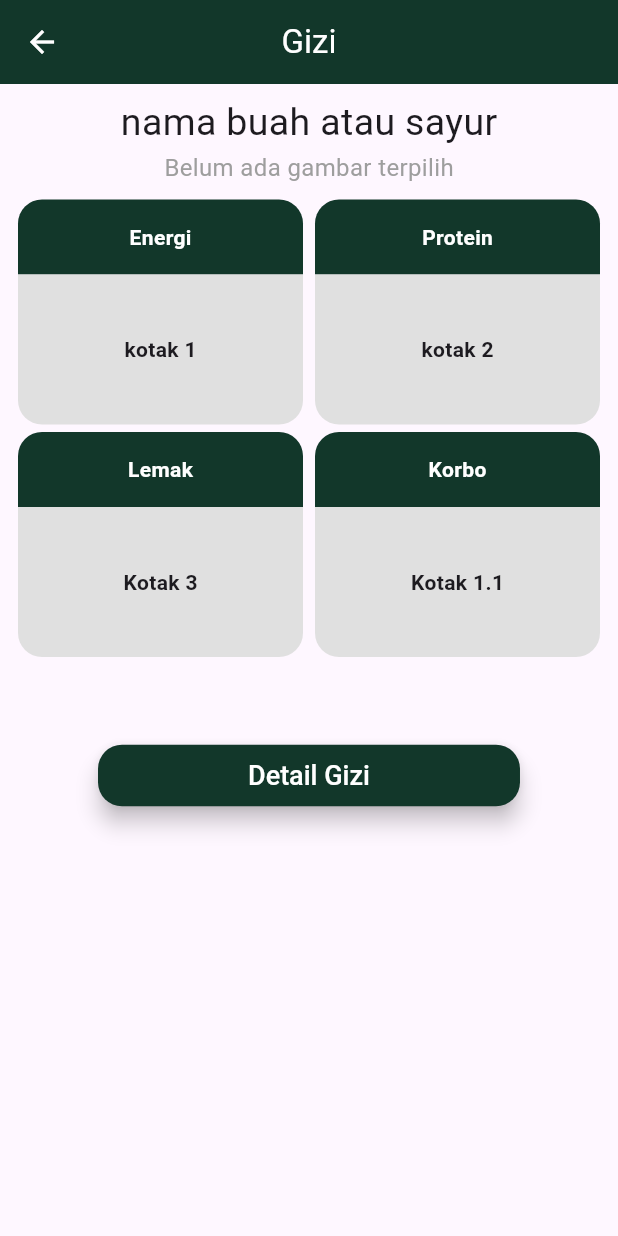
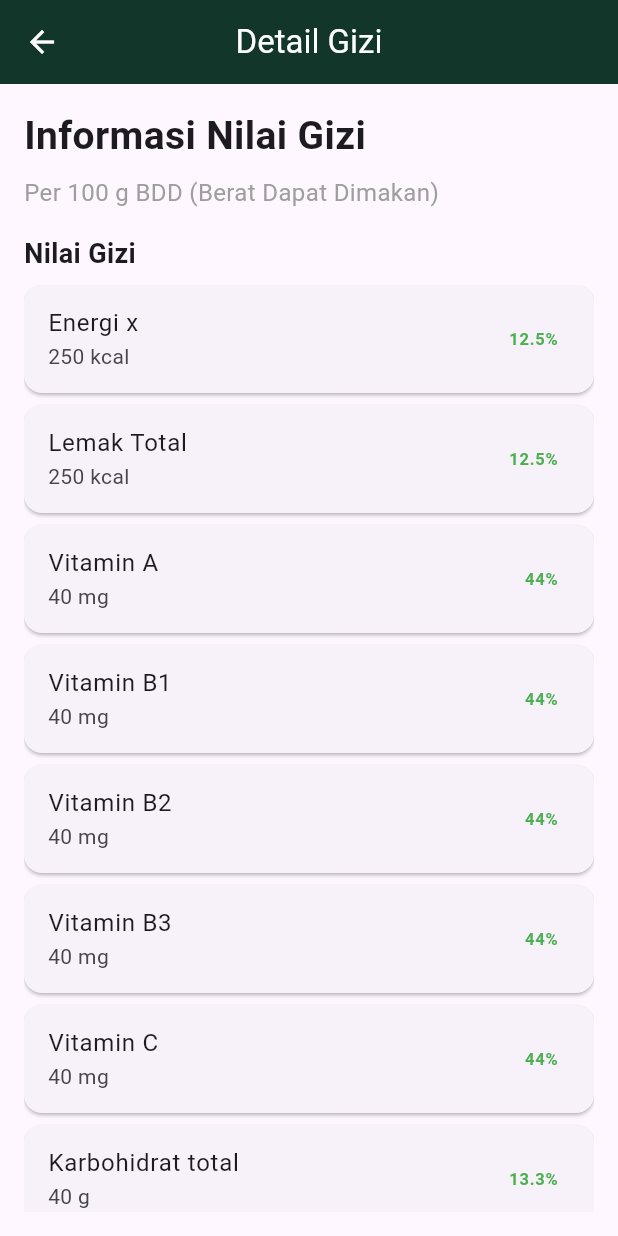
Before and after one commit to adiyuda46/mobile_nutrisnap, a Flutter app: the GiziSrceen screen opened by its route, after a tap on "Detail Gizi", on a phone screen of 412 x 824 dp. Run offline on Flutter 3.47's test engine with Material 3 defaults, Android fonts, the phone set to English and light mode, and no system bars; our stand-ins replace bloc, flutter_bloc, go_router, image_picker.

Commit message:
[dev][adiyuda][create ui]

```diff
--- a/lib/page/srceens/gizi/gizi_detail_screen.dart
+++ b/lib/page/srceens/gizi/gizi_detail_screen.dart
@@ -0,0 +1,104 @@
+import 'package:flutter/material.dart';
+import 'package:go_router/go_router.dart';
+import 'package:nutrisnap_mobile/utils/color.dart';
+
+// Contoh data dummy (bisa diganti dengan data real dari model atau API)
+ final List<Map<String, dynamic>> giziData = [
+  {'nama': 'Energi x', 'nilai': '250', 'satuan': 'kcal', 'persenAKG': '12.5%'},
+  {'nama': 'Lemak Total', 'nilai': '250', 'satuan': 'kcal', 'persenAKG': '12.5%'},
+  {'nama': 'Vitamin A', 'nilai': '40', 'satuan': 'mg', 'persenAKG': '44%'},
+  {'nama': 'Vitamin B1', 'nilai': '40', 'satuan': 'mg', 'persenAKG': '44%'},
+  {'nama': 'Vitamin B2', 'nilai': '40', 'satuan': 'mg', 'persenAKG': '44%'},
+  {'nama': 'Vitamin B3', 'nilai': '40', 'satuan': 'mg', 'persenAKG': '44%'},
+  {'nama': 'Vitamin C', 'nilai': '40', 'satuan': 'mg', 'persenAKG': '44%'},
+  {'nama': 'Karbohidrat total', 'nilai': '40', 'satuan': 'g', 'persenAKG': '13.3%'},
+  {'nama': 'Protein', 'nilai': '15', 'satuan': 'g', 'persenAKG': '30%'},
+  {'nama': 'Serat pangan', 'nilai': '40', 'satuan': 'mg', 'persenAKG': '44%'},
+  {'nama': 'Kalsium', 'nilai': '40', 'satuan': 'mg', 'persenAKG': '44%'},
+  {'nama': 'Fosfor', 'nilai': '40', 'satuan': 'mg', 'persenAKG': '44%'},
+  {'nama': 'Natrium', 'nilai': '40', 'satuan': 'mg', 'persenAKG': '44%'},
+  {'nama': 'Kalium', 'nilai': '40', 'satuan': 'mg', 'persenAKG': '44%'},
+  {'nama': 'Tembaga', 'nilai': '40', 'satuan': 'mg', 'persenAKG': '44%'},
+  {'nama': 'Besi', 'nilai': '40', 'satuan': 'mg', 'persenAKG': '44%'},
+  {'nama': 'Seng', 'nilai': '40', 'satuan': 'mg', 'persenAKG': '44%'},
+  {'nama': 'B-Karoten', 'nilai': '40', 'satuan': 'mg', 'persenAKG': '44%'},
+  {'nama': 'Karoten', 'nilai': '40', 'satuan': 'mg', 'persenAKG': '44%'},
+  {'nama': 'Air', 'nilai': '40', 'satuan': 'mg', 'persenAKG': '44%'},
+
+];
+
+
+  // Tambah item lain sesuai kebutuhan
+
+
+class GiziDetailScreen extends StatefulWidget {
+  const GiziDetailScreen({super.key});
+
+  @override
+  State<GiziDetailScreen> createState() => _GiziDetailScreenState();
+}
+
+class _GiziDetailScreenState extends State<GiziDetailScreen> {
+  @override
+  Widget build(BuildContext context) {
+    return Scaffold(
+      appBar: AppBar(
+        title: const Text(
+          'Detail Gizi',
+          style: TextStyle(color: Colors.white),
+        ),
+        backgroundColor: NutrisnapColors.primary,
+        centerTitle: true,
+        leading: IconButton(
+          icon: const Icon(Icons.arrow_back, color: Colors.white),
+          onPressed: () => context.pop(),
+        ),
+      ),
+      body: Padding(
+        padding: const EdgeInsets.all(16.0),
+        child: Column(
+          crossAxisAlignment: CrossAxisAlignment.start,
+          children: [
+            const Text(
+              "Informasi Nilai Gizi",
+              style: TextStyle(fontSize: 26, fontWeight: FontWeight.bold),
+            ),
+            const SizedBox(height: 8),
+            const Text(
+              "Per 100 g BDD (Berat Dapat Dimakan)",
+              style: TextStyle(fontSize: 16, color: Colors.grey),
+            ),
+            const SizedBox(height: 16),
+            const Text(
+              "Nilai Gizi",
+              style: TextStyle(fontSize: 18, fontWeight: FontWeight.w600),
+            ),
+            const SizedBox(height: 8),
+            Expanded(
+              child: ListView.builder(
+                itemCount: giziData.length,
+                itemBuilder: (context, index) {
+                  final data = giziData[index];
+                  return Card(
+                    margin: const EdgeInsets.only(bottom: 8),
+                    child: ListTile(
+                      title: Text(data['nama']),
+                      subtitle: Text('${data['nilai']} ${data['satuan']}'),
+                      trailing: Text(
+                        data['persenAKG'],
+                        style: const TextStyle(
+                          fontWeight: FontWeight.bold,
+                          color: Colors.green,
+                        ),
+                      ),
+                    ),
+                  );
+                },
+              ),
+            ),
+          ],
+        ),
+      ),
+    );
+  }
+}
--- a/lib/page/srceens/gizi/gizi_srceen.dart
+++ b/lib/page/srceens/gizi/gizi_srceen.dart
@@ -280,7 +280,9 @@ class _GiziSrceenState extends State<GiziSrceen> {
                   ),
                   CustomElevatedButton(
                     label: 'Detail Gizi',
-                    onPressed: () {},
+                    onPressed: () {
+                      context.pushNamed('gizi_detail');
+                    },
                     backgroundColor: NutrisnapColors.primary,
                     horizontalPadding: 100,
                     verticalPadding: 10,
--- a/lib/page/srceens/home/homeScreen.dart
+++ b/lib/page/srceens/home/homeScreen.dart
@@ -114,26 +114,26 @@ class _HomeScreenState extends State<HomeScreen> {
                           backgroundColor: NutrisnapColors.primary,
                           textColor: Colors.white,
                         ),
-                        MenuButton(
-                          icon: Icons.help_outline,
-                          label: 'HELP',
-                          onPressed: () {
-                            context.pushNamed(
-                                'help'); // 💡 Sekarang aman jika 'home' punya name
-                          },
-                          backgroundColor: NutrisnapColors.primary,
-                          textColor: Colors.white,
-                        ),
-                        MenuButton(
-                          icon: Icons.info_outline,
-                          label: 'INFO',
-                          onPressed: () {
-                            context.push(
-                                '/info'); // 💡 Cukup jika rute /home ada di GoRouter
-                          },
-                          backgroundColor: NutrisnapColors.primary,
-                          textColor: Colors.white,
-                        ),
+                        // MenuButton(
+                        //   icon: Icons.help_outline,
+                        //   label: 'HELP',
+                        //   onPressed: () {
+                        //     context.pushNamed(
+                        //         'help'); // 💡 Sekarang aman jika 'home' punya name
+                        //   },
+                        //   backgroundColor: NutrisnapColors.primary,
+                        //   textColor: Colors.white,
+                        // ),
+                        // MenuButton(
+                        //   icon: Icons.info_outline,
+                        //   label: 'INFO',
+                        //   onPressed: () {
+                        //     context.push(
+                        //         '/info'); // 💡 Cukup jika rute /home ada di GoRouter
+                        //   },
+                        //   backgroundColor: NutrisnapColors.primary,
+                        //   textColor: Colors.white,
+                        // ),
                       ],
                     ),
                   ),
--- a/lib/router/router.dart
+++ b/lib/router/router.dart
@@ -3,6 +3,7 @@ import 'dart:io';
 import 'package:flutter/material.dart';
 import 'package:go_router/go_router.dart';
 import 'package:nutrisnap_mobile/page/srceens/asset/asser_screen.dart';
+import 'package:nutrisnap_mobile/page/srceens/gizi/gizi_detail_screen.dart';
 import 'package:nutrisnap_mobile/page/srceens/gizi/gizi_srceen.dart';
 import 'package:nutrisnap_mobile/page/srceens/help/help_srceen.dart';
 import 'package:nutrisnap_mobile/page/srceens/home/homeScreen.dart';
@@ -53,5 +54,10 @@ final GoRouter router = GoRouter(
         return GiziSrceen(imageFile: imageFile);
       },
     ),
+    GoRoute(
+      name: 'gizi_detail',
+      path: '/gizi_detail',
+      builder: (context, state) => GiziDetailScreen()
+    ),
   ],
 );
--- a/lib/utils/widget/MenuButton.dart
+++ b/lib/utils/widget/MenuButton.dart
@@ -23,7 +23,7 @@ class MenuButton extends StatelessWidget {
       child: Container(
         margin: EdgeInsets.symmetric(vertical: 6),
         width: double.infinity,
-        height: 100,
+        height: 200,
         child: ElevatedButton.icon(
           icon: Icon(icon, color: textColor, size: 28),
           label: Text(
```
